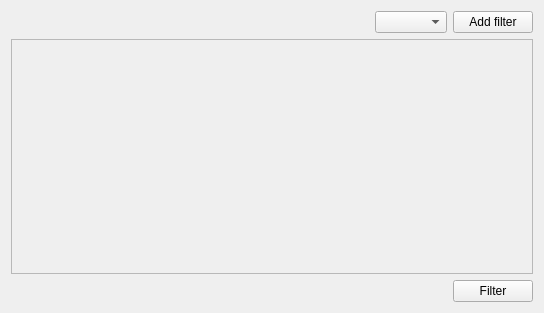
Above: Src/FiltersContainerWidget.ui from gomons/Programm before the change. Below: the same form after it.
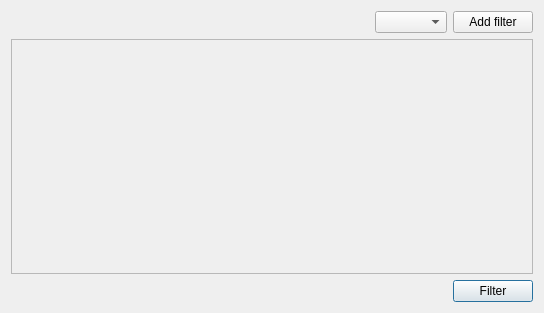
That is the form after the change.

The edit to the form file:
```diff
--- a/Src/FiltersContainerWidget.ui
+++ b/Src/FiltersContainerWidget.ui
@@ -98,6 +98,9 @@
        <property name="text">
         <string>Filter</string>
        </property>
+       <property name="default">
+        <bool>true</bool>
+       </property>
       </widget>
      </item>
     </layout>
```
